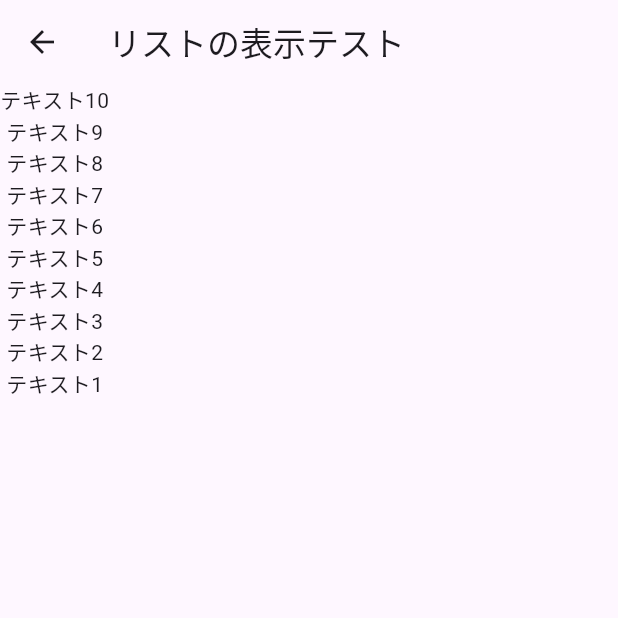
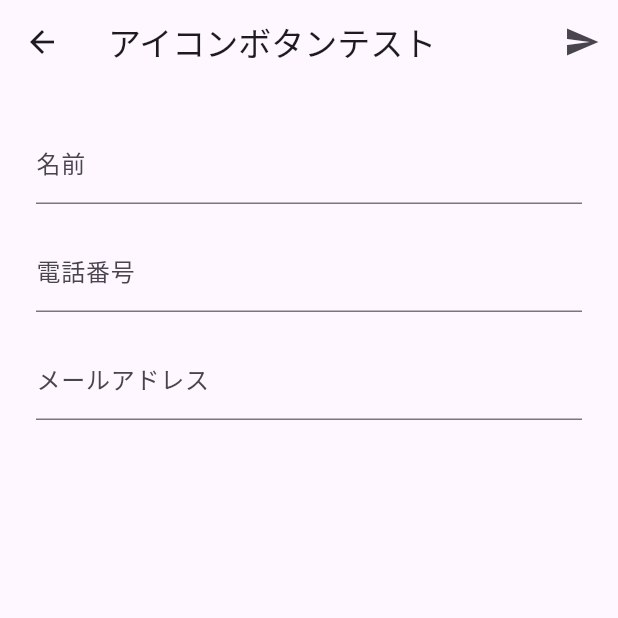
Before and after one commit to cotlra/dialog-a11y-test, a Flutter app: the screen it shows after launch, after a tap on "リストページに移動を開く", on a phone screen of 412 x 824 dp, the top half of it. Run offline on Flutter 3.47's test engine with Material 3 defaults, Android fonts, the light colour scheme and no system bars.

Commit message:
アイコンボタンページ追加

```diff
--- a/lib/main.dart
+++ b/lib/main.dart
@@ -39,7 +39,7 @@ class _MyHomePageState extends State<MyHomePage> {
 
   void _moveToListPage(){
     Navigator.of( context).push(MaterialPageRoute(builder: (context){
-      return const ListPage();
+      return const IconButtonPage();
     }));
   }
 
@@ -78,31 +78,32 @@ class _MyHomePageState extends State<MyHomePage> {
   }
 }
 
-class ListPage extends StatelessWidget {
-  const ListPage({super.key});
+class IconButtonPage extends StatelessWidget {
+  const IconButtonPage({super.key});
 
   @override
   Widget build(BuildContext context) {
     return Scaffold(
       appBar: AppBar(
-        title: Text('リストの表示テスト'),
+        title: Text('アイコンボタンテスト'),
+        actions: [
+          IconButton(
+            icon: Icon(Icons.send),
+            onPressed: () {},
+          ),
+        ],
       ),
 
-      body: Column(
-        verticalDirection: VerticalDirection.up,
-        mainAxisSize: MainAxisSize.min,
-        children: [
-          Text('テキスト1'),
-          Text('テキスト2'),
-          Text('テキスト3'),
-          Text('テキスト4'),
-          Text('テキスト5'),
-          Text('テキスト6'),
-          Text('テキスト7'),
-          Text('テキスト8'),
-          Text('テキスト9'),
-          Text('テキスト10'),
-        ],
+      body: SingleChildScrollView(
+        padding: EdgeInsets.all(24),
+        child: Column(
+          spacing: 16,
+          children: [
+            TextField(decoration: InputDecoration(label: Text('名前')),),
+            TextField(decoration: InputDecoration(label: Text('電話番号')),),
+            TextField(decoration: InputDecoration(label: Text('メールアドレス')),),
+          ],
+        ),
       ),
     );
   }
```
